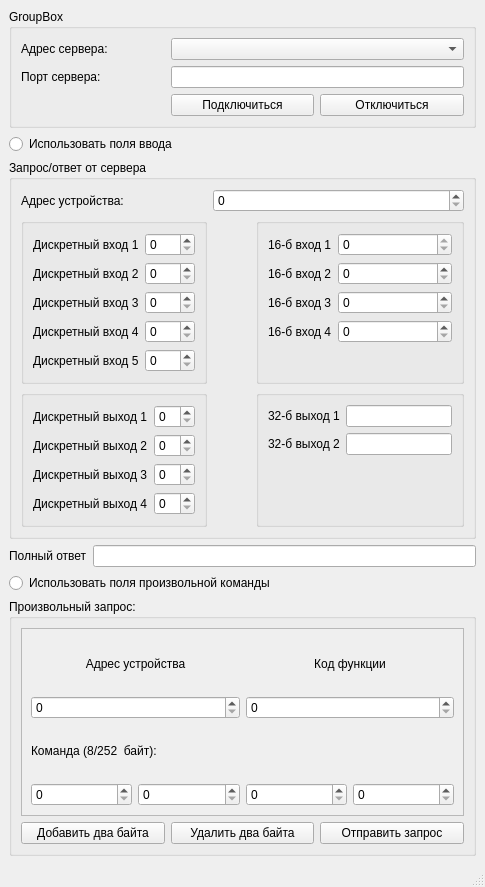
First picture: the form in modbustcpclient.ui, repository DenJonson/modbusTCP-client_qt, before the edit.
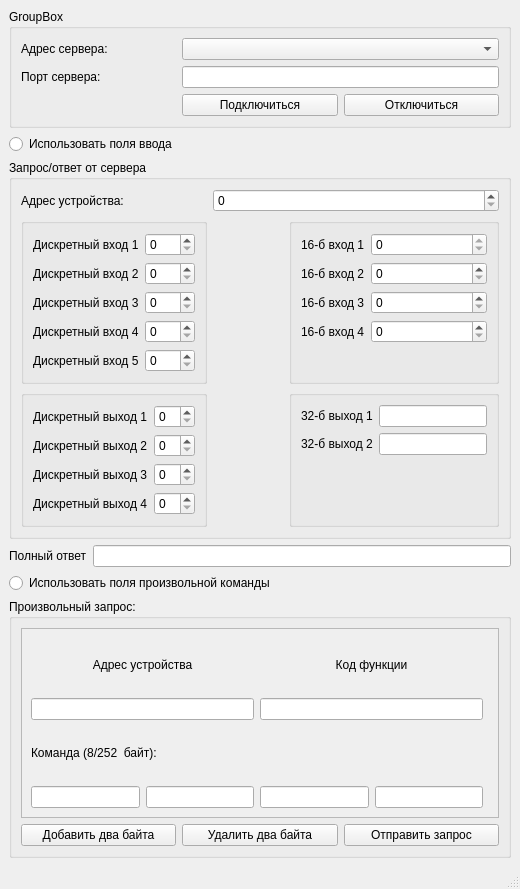
Second picture: the form after the edit.

Commit message: ComboBoxes changed on LineEdits

Diff of the .ui file:
```diff
--- a/modbustcpclient.ui
+++ b/modbustcpclient.ui
@@ -6,8 +6,8 @@
    <rect>
     <x>0</x>
     <y>0</y>
-    <width>485</width>
-    <height>887</height>
+    <width>520</width>
+    <height>889</height>
    </rect>
   </property>
   <property name="sizePolicy">
@@ -433,34 +433,34 @@
            <rect>
             <x>0</x>
             <y>0</y>
-            <width>441</width>
+            <width>476</width>
             <height>125</height>
            </rect>
           </property>
           <layout class="QVBoxLayout" name="verticalLayout">
            <item>
             <layout class="QGridLayout" name="glReqiestContainer">
-             <item row="3" column="2">
-              <widget class="QSpinBox" name="sbCommand2"/>
-             </item>
              <item row="3" column="0">
-              <widget class="QSpinBox" name="sbCommand0"/>
+              <widget class="QLineEdit" name="leCommand0"/>
+             </item>
+             <item row="2" column="0" colspan="5">
+              <widget class="QLabel" name="lbCommand">
+               <property name="text">
+                <string>Команда (8/252  байт):</string>
+               </property>
+              </widget>
              </item>
              <item row="3" column="1">
-              <widget class="QSpinBox" name="sbCommand1"/>
+              <widget class="QLineEdit" name="leCommand1"/>
+             </item>
+             <item row="3" column="2">
+              <widget class="QLineEdit" name="leCommand2"/>
              </item>
              <item row="3" column="3">
-              <widget class="QSpinBox" name="sbCommand3"/>
-             </item>
-             <item row="1" column="2" colspan="2">
-              <widget class="QSpinBox" name="sbFuncCode"/>
+              <widget class="QLineEdit" name="leCommand3"/>
              </item>
              <item row="1" column="0" colspan="2">
-              <widget class="QSpinBox" name="sbUnitIdOut">
-               <property name="maximum">
-                <number>255</number>
-               </property>
-              </widget>
+              <widget class="QLineEdit" name="leUnitIdOut"/>
              </item>
              <item row="0" column="0" colspan="2">
               <widget class="QLabel" name="label_4">
@@ -482,12 +482,8 @@
                </property>
               </widget>
              </item>
-             <item row="2" column="0" colspan="4">
-              <widget class="QLabel" name="lbCommand">
-               <property name="text">
-                <string>Команда (8/252  байт):</string>
-               </property>
-              </widget>
+             <item row="1" column="2" colspan="2">
+              <widget class="QLineEdit" name="leFuncCode"/>
              </item>
             </layout>
            </item>
```
Left out of the diff: 2 changed lines with no effect on the pictures. The commit also changes 2 other files.
